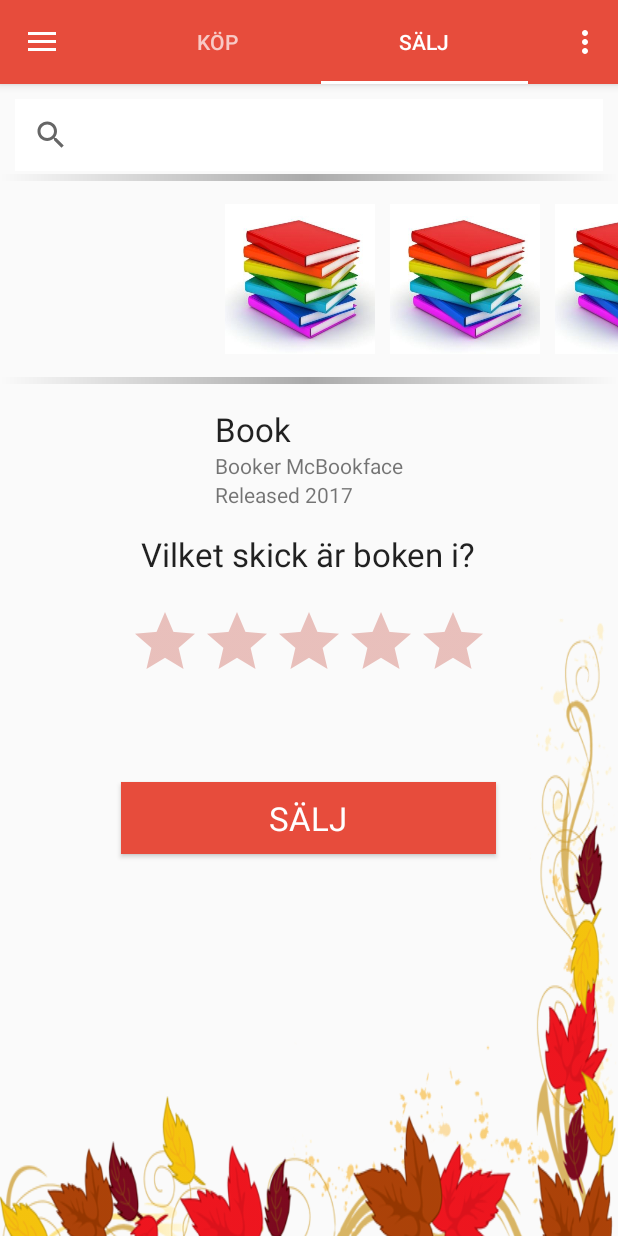
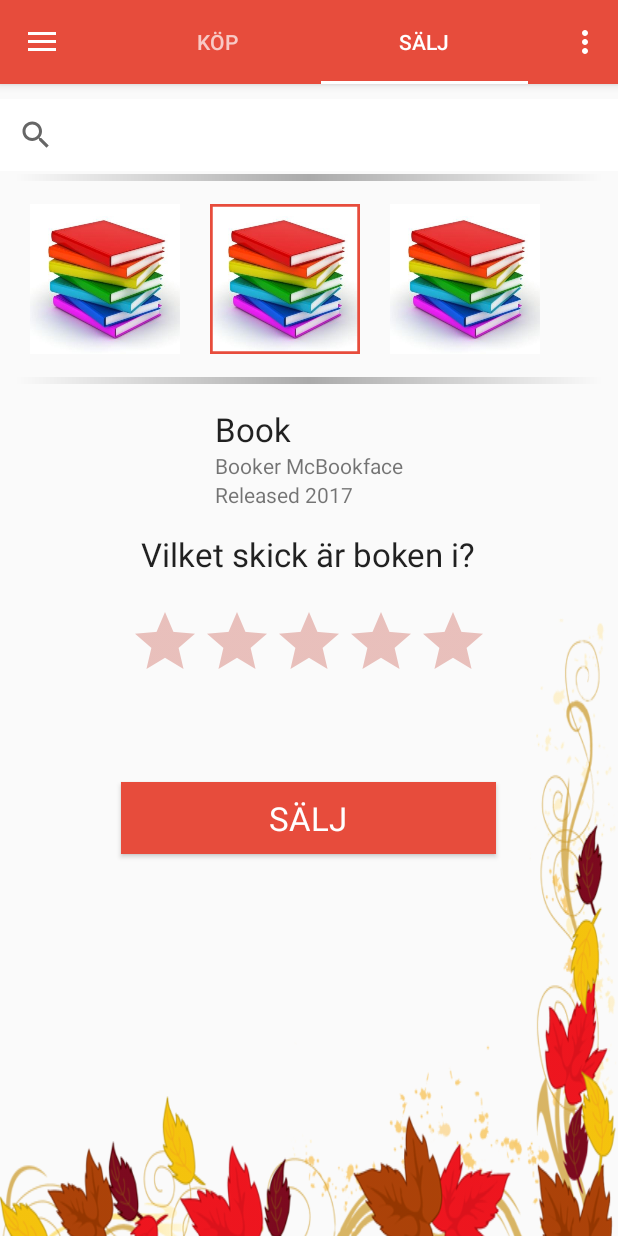
Before and after one commit to MrZtone/Hazel, an Android app: the screen it shows after launch (MainActivity), tab 2 chosen, on a phone screen of 412 x 824 dp. Run offline under Robolectric (Android 15) with nearby library versions, the phone set to English and light mode, and no system bars; 1 statement that could not run was skipped.

Commit message:
optimerat och snyggare
gjort så att böcker i galleriet läggs till dynamiskt och via en
template, så att inga värden behöver sättas i javan

```diff
--- a/app/src/main/AndroidManifest.xml
+++ b/app/src/main/AndroidManifest.xml
@@ -8,6 +8,7 @@
         android:label="@string/app_name"
         android:supportsRtl="true"
         android:theme="@style/AppTheme" >
+        <!--DET ÄR HÄR MAN SÄTTER TEMAT-->
         <activity
             android:name=".MainActivity"
             android:label="@string/app_name"
--- a/app/src/main/java/fiketMafian/Hazel/MainActivity.java
+++ b/app/src/main/java/fiketMafian/Hazel/MainActivity.java
@@ -3,6 +3,10 @@ package fiketMafian.Hazel;
 import android.content.res.Resources;
 import android.graphics.drawable.Drawable;
 import android.graphics.drawable.LayerDrawable;
+import android.util.DisplayMetrics;
+import android.view.WindowManager;
+import 	android.widget.LinearLayout.LayoutParams;
+import android.media.Image;
 import android.os.Bundle;
 import android.support.design.widget.TabLayout;
 import android.support.v4.app.Fragment;
@@ -22,6 +26,7 @@ import android.view.MenuItem;
 import android.view.SubMenu;
 import android.view.ViewGroup;
 import android.widget.ImageView;
+import android.widget.LinearLayout;
 import android.widget.TextView;
 import android.graphics.Bitmap;
 import android.graphics.BitmapFactory;
@@ -86,22 +91,15 @@ public class MainActivity extends AppCompatActivity
                     appbar.setBackgroundColor(getResources().getColor(R.color.buyPrimary));
                     mViewPager.setCurrentItem(tab.getPosition());
                 } else {
-                    //getApplication().setTheme(R.style.sellTheme);
                     toolbar.setBackgroundColor(getResources().getColor(R.color.sellPrimary));
                     appbar.setBackgroundColor(getResources().getColor(R.color.sellPrimary));
                     mViewPager.setCurrentItem(tab.getPosition());
                 }
             }
-
             @Override
-            public void onTabUnselected(TabLayout.Tab tab) {
-
-            }
-
+            public void onTabUnselected(TabLayout.Tab tab) {}
             @Override
-            public void onTabReselected(TabLayout.Tab tab) {
-
-            }
+            public void onTabReselected(TabLayout.Tab tab) {}
         });
 
         //profil
@@ -110,30 +108,28 @@ public class MainActivity extends AppCompatActivity
         RoundImage roundedImage = new RoundImage(bm);
         profile.setImageDrawable(roundedImage);
 
-
-
         //drawer
-
         Menu drawerMenu= navigationView.getMenu();
         SubMenu submenuru;
 
         submenuru = drawerMenu.addSubMenu(Menu.NONE, 0, 0, "Pågående köp");
         layers[0]=getDrawable(R.drawable.erik);
-        submenuru.add(Menu.NONE,1,Menu.NONE,"Erik").setIcon(new LayerDrawable(layers));
+        submenuru.add(Menu.NONE,View.generateViewId(),Menu.NONE,"Erik").setIcon(new LayerDrawable(layers));
         layers[0]=getDrawable(R.drawable.sven);
-        submenuru.add(Menu.NONE, 2, Menu.NONE, "Sven").setIcon(new LayerDrawable(layers));
-        submenuru = drawerMenu.addSubMenu(Menu.NONE, 10, 1, "Pågående Försäljningar");
+        submenuru.add(Menu.NONE, View.generateViewId(), Menu.NONE, "Sven").setIcon(new LayerDrawable(layers));
+        submenuru = drawerMenu.addSubMenu(Menu.NONE, View.generateViewId(), 1, "Pågående Försäljningar");
         layers[0]=getDrawable(R.drawable.karim);
-        submenuru.add(Menu.NONE, 11, Menu.NONE, "Karim").setIcon(new LayerDrawable(layers));
+        submenuru.add(Menu.NONE, View.generateViewId(), Menu.NONE, "Karim").setIcon(new LayerDrawable(layers));
         layers[0]=getDrawable(R.drawable.ola);
-        submenuru.add(Menu.NONE, 12, Menu.NONE, "Ola").setIcon(new LayerDrawable(layers));
-        submenuru = drawerMenu.addSubMenu(Menu.NONE, 20, 2, "Letar köpare");
-        submenuru.add(Menu.NONE, 21, Menu.NONE, "TNA005").setIcon(R.drawable.pending);
-        submenuru.add(Menu.NONE, 22, Menu.NONE, "TND012").setIcon(R.drawable.pending);
-        submenuru = drawerMenu.addSubMenu(Menu.NONE, 30, 3, "Letar försäljare");
-        submenuru.add(Menu.NONE, 31, Menu.NONE, "TND002").setIcon(R.drawable.pending);
-        submenuru = drawerMenu.addSubMenu(Menu.NONE, 40, 4, "Senaste affärerna");
-        submenuru.add(Menu.NONE, 41, Menu.NONE, "someonea").setIcon(R.drawable.sell);
+        submenuru.add(Menu.NONE, View.generateViewId(), Menu.NONE, "Ola").setIcon(new LayerDrawable(layers));
+        submenuru = drawerMenu.addSubMenu(Menu.NONE, View.generateViewId(), 2, "Letar köpare");
+        submenuru.add(Menu.NONE, View.generateViewId(), Menu.NONE, "TNA005").setIcon(R.drawable.pending);
+        submenuru.add(Menu.NONE, View.generateViewId(), Menu.NONE, "TND012").setIcon(R.drawable.pending);
+        submenuru = drawerMenu.addSubMenu(Menu.NONE, View.generateViewId(), 3, "Letar försäljare");
+        submenuru.add(Menu.NONE, View.generateViewId(), Menu.NONE, "TND002").setIcon(R.drawable.pending);
+        submenuru = drawerMenu.addSubMenu(Menu.NONE, View.generateViewId(), 4, "Senaste affärerna");
+        submenuru.add(Menu.NONE, View.generateViewId(), Menu.NONE, "someonea").setIcon(R.drawable.sell);
+
     }
 
     @Override
@@ -264,6 +260,28 @@ public class MainActivity extends AppCompatActivity
             else
             {
                 rootView = inflater.inflate(R.layout.sell, container, false);
+
+                Resources r = getResources();
+                LinearLayout bookGallery = (LinearLayout) rootView.findViewById(R.id.bookgallery);
+                Drawable[] layers = new Drawable[2];
+                layers[1] = r.getDrawable(R.drawable.bookselected);
+                layers[0]=r.getDrawable(R.drawable.book);
+
+                ImageView bookT = (ImageView) inflater.inflate(R.layout.gallery_template, bookGallery, false);
+                bookT.setImageDrawable(r.getDrawable(R.drawable.book));
+                bookT.setId(View.generateViewId());
+                bookGallery.addView(bookT);
+
+                ImageView book1= (ImageView) inflater.inflate(R.layout.gallery_template, bookGallery, false);
+                book1.setImageDrawable(new LayerDrawable(layers));
+                book1.setId(View.generateViewId());
+                bookGallery.addView(book1);
+
+                ImageView book2= (ImageView) inflater.inflate(R.layout.gallery_template, bookGallery, false);
+                book2.setImageDrawable(r.getDrawable(R.drawable.book));
+                book2.setId(View.generateViewId());
+                bookGallery.addView(book2);
+
             }
             return rootView;
         }
--- /dev/null
+++ b/app/src/main/res/drawable/bookselected.xml
@@ -0,0 +1,4 @@
+<shape xmlns:android="http://schemas.android.com/apk/res/android" android:shape="rectangle" >
+    <solid android:color="@android:color/transparent" />
+    <stroke android:width="7dp" android:color="@color/sellPrimary"/>
+</shape>
--- a/app/src/main/res/layout/app_bar_main.xml
+++ b/app/src/main/res/layout/app_bar_main.xml
@@ -14,8 +14,6 @@
             android:layout_width="match_parent" android:layout_height="?attr/actionBarSize"
             android:background="?attr/colorPrimary" app:popupTheme="@style/AppTheme.PopupOverlay"
             app:layout_scrollFlags="scroll|enterAlways">
-
-
 
             <android.support.design.widget.TabLayout android:id="@+id/tabs"
                 android:layout_width="match_parent" android:layout_height="match_parent"
--- /dev/null
+++ b/app/src/main/res/layout/gallery_template.xml
@@ -0,0 +1,8 @@
+<?xml version="1.0" encoding="utf-8"?>
+<ImageView xmlns:android="http://schemas.android.com/apk/res/android"
+    android:layout_marginRight="10dp"
+    android:layout_marginLeft="10dp"
+    android:clickable="true"
+    android:layout_width="100dp"
+    android:layout_height="wrap_content">
+</ImageView>
--- a/app/src/main/res/layout/sell.xml
+++ b/app/src/main/res/layout/sell.xml
@@ -8,63 +8,34 @@
         android:layout_height="wrap_content"
         android:id="@+id/searchView2"
         android:layout_alignParentTop="true"
-        android:layout_centerHorizontal="true"
         android:background="#ffffff"
         android:clickable="true"
-        android:layout_marginLeft="10dp"
-        android:layout_marginRight="10dp"
         android:layout_gravity="center"
-        android:layout_marginTop="10dp" />
+        android:layout_marginTop="10dp"
+        android:layout_alignParentStart="true"
+        android:layout_alignParentEnd="true" />
 
     <HorizontalScrollView
         android:layout_width="wrap_content"
         android:layout_height="140dp"
         android:id="@+id/horizontalScrollView"
         android:layout_alignParentTop="true"
-        android:layout_centerHorizontal="true"
         android:layout_marginTop="60dp"
+        android:layout_marginLeft="10dp"
+        android:layout_marginRight="10dp"
         android:fillViewport="false"
-        android:background="@drawable/bookborder">
+        android:background="@drawable/bookborder"
+        android:layout_alignStart="@+id/searchView2"
+        android:layout_alignEnd="@+id/searchView2">
 
         <LinearLayout
+            android:id="@+id/bookgallery"
             android:orientation="horizontal"
-            android:layout_width="match_parent"
+            android:layout_width="wrap_content"
             android:layout_height="match_parent"
             android:paddingTop="5dp"
             android:paddingBottom="5dp">
 
-            <ImageView
-                android:layout_width="100dp"
-                android:layout_height="wrap_content"
-                android:id="@+id/imageView3"
-                android:clickable="true"
-                android:src="@drawable/book"
-                android:layout_marginLeft="150dp"
-                android:layout_marginRight="10dp" />
-
-            <ImageView
-                android:layout_width="100dp"
-                android:layout_height="wrap_content"
-                android:id="@+id/imageView2"
-                android:clickable="true"
-                android:src="@drawable/book"
-                android:layout_marginRight="10dp" />
-
-            <ImageView
-                android:layout_width="100dp"
-                android:layout_height="wrap_content"
-                android:id="@+id/imageView4"
-                android:clickable="true"
-                android:src="@drawable/book"
-                android:layout_marginRight="10dp" />
-
-            <ImageView
-                android:layout_width="100dp"
-                android:layout_height="wrap_content"
-                android:id="@+id/imageView5"
-                android:clickable="true"
-                android:src="@drawable/book"
-                android:layout_marginRight="150dp" />
         </LinearLayout>
     </HorizontalScrollView>
 
--- a/app/src/main/res/values/styles.xml
+++ b/app/src/main/res/values/styles.xml
@@ -7,10 +7,13 @@
         <!--<item name="colorPrimaryDark">@color/colorPrimaryDark</item>-->
         <item name="colorAccent">@color/colorAccent</item>
     </style>
+
     <style name="AppTheme.NoActionBar">
         <item name="windowActionBar">false</item>
         <item name="windowNoTitle">true</item>
     </style>
+
+    <!--Har inget med Apptheme att göra-->
     <style name="AppTheme.AppBarOverlay" parent="ThemeOverlay.AppCompat.Dark.ActionBar" />
     <style name="AppTheme.PopupOverlay" parent="ThemeOverlay.AppCompat.Light" />
 
@@ -26,18 +29,15 @@
         <item name="windowNoTitle">true</item>
     </style>
 
+    <style name="RatingBar" parent="Theme.AppCompat">
+        <item name="colorControlNormal">@color/sellPrimaryDark</item>
+        <item name="colorControlActivated">@android:color/background_dark</item>
+    </style>
 
     <style name="Name" parent="@android:style/TextAppearance.Medium">
         <item name="android:layout_width">fill_parent</item>
         <item name="android:layout_height">wrap_content</item>
         <item name="android:textColor">#7D7D7D</item>
     </style>
-    <style name="sellTheme.AppBarOverlay" parent="ThemeOverlay.AppCompat.Dark.ActionBar" />
-    <style name="sellTheme.PopupOverlay" parent="ThemeOverlay.AppCompat.Light" />
-
-    <style name="RatingBar" parent="Theme.AppCompat">
-        <item name="colorControlNormal">@color/sellPrimaryDark</item>
-        <item name="colorControlActivated">@android:color/background_dark</item>
-    </style>
 
 </resources>
```
